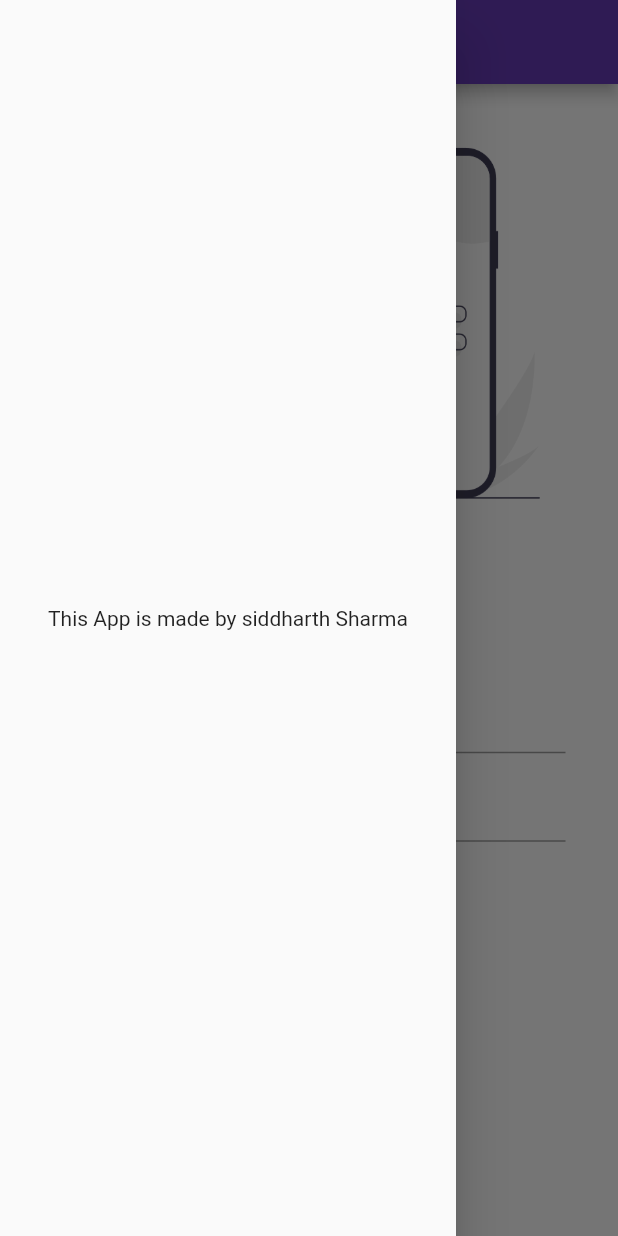
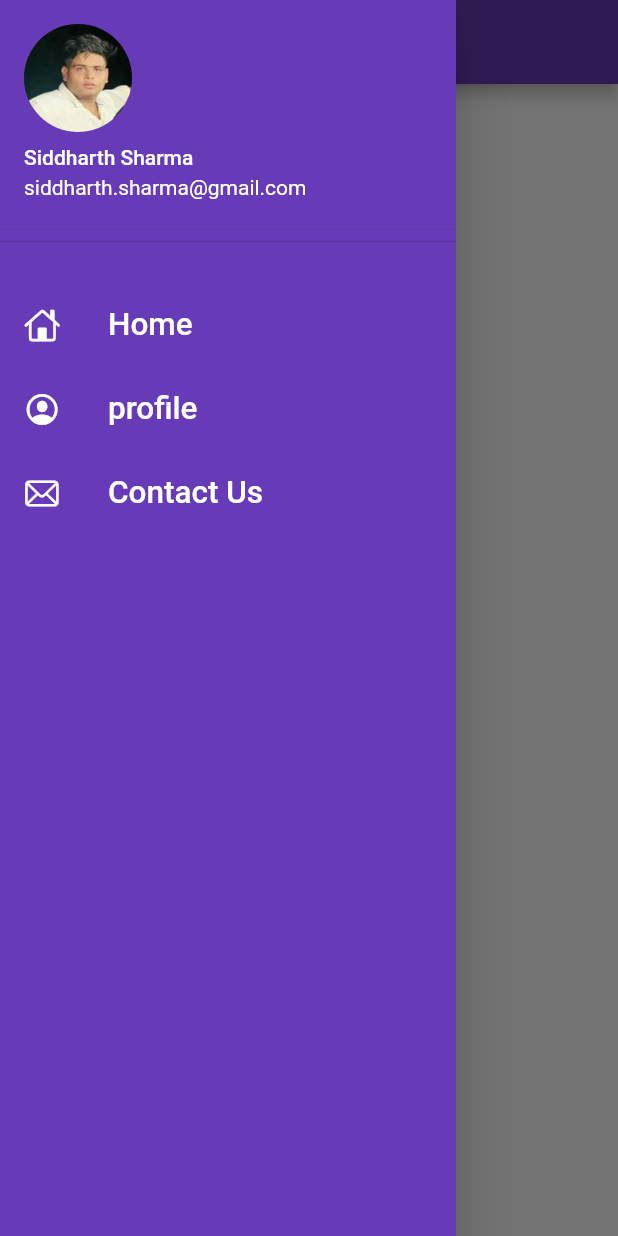
Before and after one commit to siddharthsharma001/classico, a Flutter app: the screen it shows after launch, with the side drawer open, on a phone screen of 412 x 824 dp. Run offline on Flutter 3.47's test engine with Material 2 defaults, Android fonts, the phone set to English and light mode, and no system bars.

Commit message:
day 7 commit

```diff
--- a/lib/main.dart
+++ b/lib/main.dart
@@ -19,7 +19,7 @@ class Myapp extends StatelessWidget {
       theme: ThemeData(primarySwatch: Colors.deepPurple),
       darkTheme: ThemeData(brightness: Brightness.dark),
 
-      initialRoute: myRoutes.loginRoute,
+      initialRoute: myRoutes.homeRoute,
 
       routes: {
         myRoutes.homeRoute :(context) => Homepage(),
--- a/lib/pages/Home_page.dart
+++ b/lib/pages/Home_page.dart
@@ -1,3 +1,4 @@
+import 'package:classico/widgets/drawer.dart';
 import 'package:flutter/material.dart';
 
 class Homepage extends StatelessWidget {
@@ -14,7 +15,7 @@ class Homepage extends StatelessWidget {
       body: const Center(
         child: Text("Welcome to 30 days of code"),
       ),
-      drawer: const Drawer(),
+      drawer: MyDrawer(),
     );
   }
 }
--- /dev/null
+++ b/lib/widgets/drawer.dart
@@ -0,0 +1,51 @@
+import 'package:flutter/cupertino.dart';
+import 'package:flutter/material.dart';
+
+class MyDrawer extends StatelessWidget {
+  const MyDrawer({super.key});
+
+  @override
+  Widget build(BuildContext context) {
+    return  Drawer(
+
+      child: Container(
+        color: Colors.deepPurple,
+        child: ListView(
+          padding: EdgeInsets.zero,
+          children: const [
+            DrawerHeader(
+              padding: EdgeInsets.zero,
+              child: UserAccountsDrawerHeader(
+                accountName: Text("Siddharth Sharma"),
+                accountEmail: Text("siddharth.sharma@gmail.com"),
+                currentAccountPicture: CircleAvatar(backgroundImage: AssetImage("assets/images/siddharthprofile.png"),),
+
+              ),
+
+            ),
+            SizedBox(
+              height: 20.0,
+            ),
+            ListTile(
+              leading: Icon(CupertinoIcons.home , color: Colors.white,),
+              title: Text("Home" , textScaleFactor: 1.5,),
+              textColor: Colors.white,
+            ),
+            ListTile(
+              leading: Icon(CupertinoIcons.profile_circled , color: Colors.white,),
+              title: Text("profile" , textScaleFactor: 1.5,),
+              textColor: Colors.white,
+            ),
+            ListTile(
+              leading: Icon(CupertinoIcons.mail , color: Colors.white,),
+              title: Text("Contact Us" , textScaleFactor: 1.5,),
+              textColor: Colors.white,
+            ),
+          ],
+
+        ),
+      ),
+
+    );
+  }
+}
```
Also changed, not shown: assets/images/siddharthprofile.png (added).
